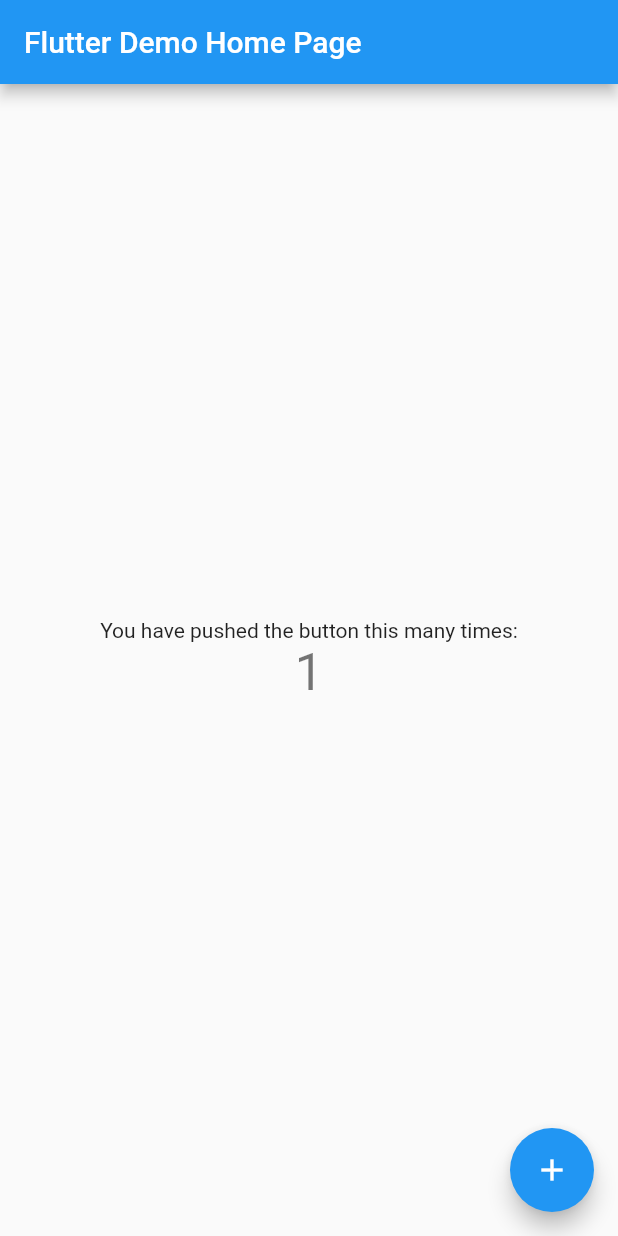
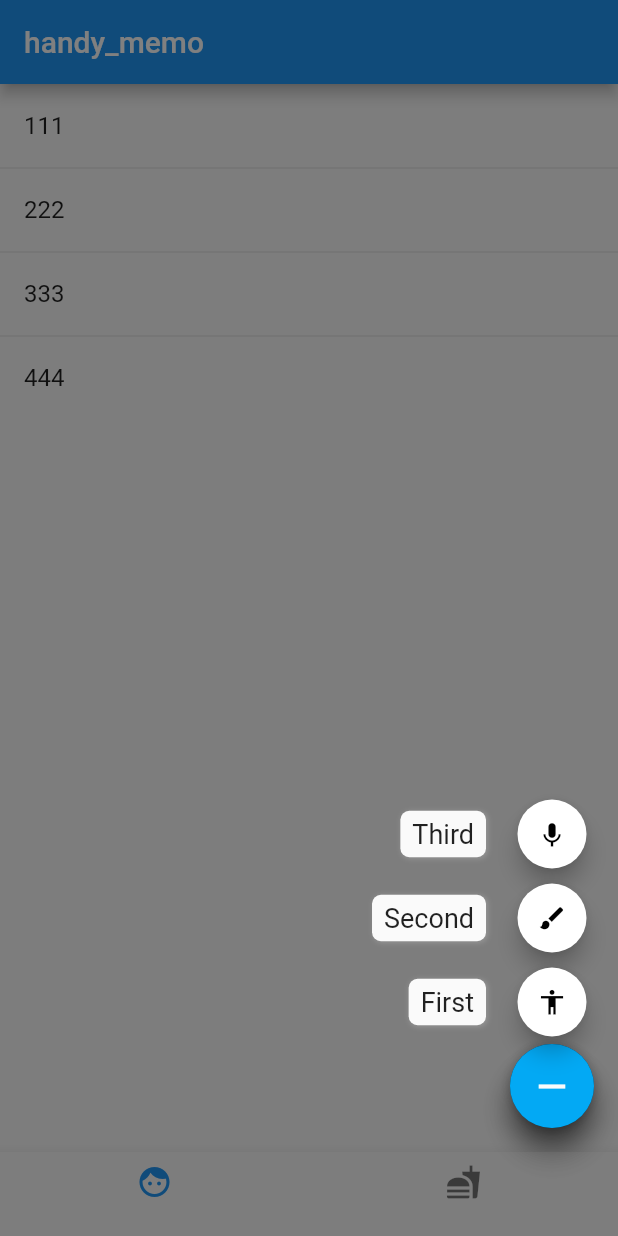
Before and after one commit to sun-be/riders_memo, a Flutter app: the screen it shows after launch, after a tap on the "add" icon, on a phone screen of 412 x 824 dp. Run offline on Flutter 3.47's test engine with Material 2 defaults, Android fonts, the phone set to English and light mode, and no system bars; drawn by our look-alikes of flutter_speed_dial; our stand-ins replace flutter_riverpod, freezed_annotation.

Commit message:
#1 ディレクトリ構成整理,画面実装

```diff
--- /dev/null
+++ b/lib/app.dart
@@ -0,0 +1,33 @@
+import 'package:flutter/material.dart';
+import 'package:flutter_riverpod/flutter_riverpod.dart';
+
+import 'package:riders_memo/view/root_page/root_page.dart';
+
+class App extends StatelessWidget {
+  const App({Key? key}) : super(key: key);
+
+  @override
+  Widget build(BuildContext context) {
+    return ProviderScope(
+      child: MaterialApp(
+        title: 'Flutter Demo',
+        theme: ThemeData(
+          brightness: Brightness.light,
+          primarySwatch: Colors.blue,
+          visualDensity: VisualDensity.adaptivePlatformDensity,
+          pageTransitionsTheme: const PageTransitionsTheme(
+            builders: <TargetPlatform, PageTransitionsBuilder>{
+              TargetPlatform.android: FadeUpwardsPageTransitionsBuilder(),
+              TargetPlatform.iOS: FadeUpwardsPageTransitionsBuilder(),
+            },
+          ),
+        ),
+        darkTheme: ThemeData(brightness: Brightness.dark),
+        initialRoute: '/',
+        routes: <String, WidgetBuilder>{
+          '/': (_) => RootPage(),
+        },
+      ),
+    );
+  }
+}
--- a/lib/main.dart
+++ b/lib/main.dart
@@ -1,115 +1,6 @@
 import 'package:flutter/material.dart';
+import 'package:riders_memo/app.dart';
 
 void main() {
-  runApp(const MyApp());
+  runApp(const App());
 }
-
-class MyApp extends StatelessWidget {
-  const MyApp({Key? key}) : super(key: key);
-
-  // This widget is the root of your application.
-  @override
-  Widget build(BuildContext context) {
-    return MaterialApp(
-      title: 'Flutter Demo',
-      theme: ThemeData(
-        // This is the theme of your application.
-        //
-        // Try running your application with "flutter run". You'll see the
-        // application has a blue toolbar. Then, without quitting the app, try
-        // changing the primarySwatch below to Colors.green and then invoke
-        // "hot reload" (press "r" in the console where you ran "flutter run",
-        // or simply save your changes to "hot reload" in a Flutter IDE).
-        // Notice that the counter didn't reset back to zero; the application
-        // is not restarted.
-        primarySwatch: Colors.blue,
-      ),
-      home: const MyHomePage(title: 'Flutter Demo Home Page'),
-    );
-  }
-}
-
-class MyHomePage extends StatefulWidget {
-  const MyHomePage({Key? key, required this.title}) : super(key: key);
-
-  // This widget is the home page of your application. It is stateful, meaning
-  // that it has a State object (defined below) that contains fields that affect
-  // how it looks.
-
-  // This class is the configuration for the state. It holds the values (in this
-  // case the title) provided by the parent (in this case the App widget) and
-  // used by the build method of the State. Fields in a Widget subclass are
-  // always marked "final".
-
-  final String title;
-
-  @override
-  State<MyHomePage> createState() => _MyHomePageState();
-}
-
-class _MyHomePageState extends State<MyHomePage> {
-  int _counter = 0;
-
-  void _incrementCounter() {
-    setState(() {
-      // This call to setState tells the Flutter framework that something has
-      // changed in this State, which causes it to rerun the build method below
-      // so that the display can reflect the updated values. If we changed
-      // _counter without calling setState(), then the build method would not be
-      // called again, and so nothing would appear to happen.
-      _counter++;
-    });
-  }
-
-  @override
-  Widget build(BuildContext context) {
-    // This method is rerun every time setState is called, for instance as done
-    // by the _incrementCounter method above.
-    //
-    // The Flutter framework has been optimized to make rerunning build methods
-    // fast, so that you can just rebuild anything that needs updating rather
-    // than having to individually change instances of widgets.
-    return Scaffold(
-      appBar: AppBar(
-        // Here we take the value from the MyHomePage object that was created by
-        // the App.build method, and use it to set our appbar title.
-        title: Text(widget.title),
-      ),
-      body: Center(
-        // Center is a layout widget. It takes a single child and positions it
-        // in the middle of the parent.
-        child: Column(
-          // Column is also a layout widget. It takes a list of children and
-          // arranges them vertically. By default, it sizes itself to fit its
-          // children horizontally, and tries to be as tall as its parent.
-          //
-          // Invoke "debug painting" (press "p" in the console, choose the
-          // "Toggle Debug Paint" action from the Flutter Inspector in Android
-          // Studio, or the "Toggle Debug Paint" command in Visual Studio Code)
-          // to see the wireframe for each widget.
-          //
-          // Column has various properties to control how it sizes itself and
-          // how it positions its children. Here we use mainAxisAlignment to
-          // center the children vertically; the main axis here is the vertical
-          // axis because Columns are vertical (the cross axis would be
-          // horizontal).
-          mainAxisAlignment: MainAxisAlignment.center,
-          children: <Widget>[
-            const Text(
-              'You have pushed the button this many times:',
-            ),
-            Text(
-              '$_counter',
-              style: Theme.of(context).textTheme.headline4,
-            ),
-          ],
-        ),
-      ),
-      floatingActionButton: FloatingActionButton(
-        onPressed: _incrementCounter,
-        tooltip: 'Increment',
-        child: const Icon(Icons.add),
-      ), // This trailing comma makes auto-formatting nicer for build methods.
-    );
-  }
-}
--- /dev/null
+++ b/lib/model/main/index/index_state.dart
@@ -0,0 +1,28 @@
+import 'package:flutter/foundation.dart';
+import 'package:freezed_annotation/freezed_annotation.dart';
+// 2→flutter pub run build_runner watch --delete-conflicting-outputs
+// この時点ではまだコードにエラーが出ますが無視して問題ない（コマンドでコード生成）
+
+// foundation パッケージのインポートは必須ではないがdevtool で綺麗に表示される
+
+// ※※※「mainCount」と「subCount」という2つの値を用意している※※※
+// クラスの作成にはfreezedを使用している
+// freezedを使用することで、不変クラスを作成することが可能
+
+// 【必須】生成されるファイル名を指定する（ `生成元ファイル名.freezed.dart` ）
+part 'index_state.freezed.dart';
+
+final List<String> data = [
+  '111',
+  '222',
+  '333',
+  '444',
+];
+
+@freezed
+class IndexState with _$IndexState {
+  const factory IndexState({
+    @Default(0) int mainCount,
+    @Default(0) int subCount,
+  }) = _IndexState;
+}
--- /dev/null
+++ b/lib/model/root_page/root_page_state.dart
@@ -0,0 +1,26 @@
+import 'package:flutter/foundation.dart';
+import 'package:freezed_annotation/freezed_annotation.dart';
+// 2→flutter pub run build_runner watch --delete-conflicting-outputs
+// この時点ではまだコードにエラーが出ますが無視して問題ない（コマンドでコード生成）
+
+// foundation パッケージのインポートは必須ではないがdevtool で綺麗に表示される
+
+// ※※※「mainCount」と「subCount」という2つの値を用意している※※※
+// クラスの作成にはfreezedを使用している
+// freezedを使用することで、不変クラスを作成することが可能
+
+// 【必須】生成されるファイル名を指定する（ `生成元ファイル名.freezed.dart` ）
+part 'root_page_state.freezed.dart';
+
+enum PageType {
+  first,
+  second,
+}
+
+@freezed
+class RootPageState with _$RootPageState {
+  const factory RootPageState({
+    @Default(0) int mainCount,
+    @Default(0) int subCount,
+  }) = _RootPageState;
+}
--- /dev/null
+++ b/lib/view/main/index/index.dart
@@ -0,0 +1,72 @@
+import 'package:flutter/material.dart';
+import 'package:flutter_speed_dial/flutter_speed_dial.dart';
+import 'package:riders_memo/view_model/main/index/index_notifier.dart';
+
+class Index extends StatelessWidget {
+  const Index({Key? key}) : super(key: key);
+
+  // Index({Key? key}) : super(key: key);
+  @override
+  Widget build(BuildContext context) {
+    return Scaffold(
+      body: ListView.separated(
+        separatorBuilder: (context, index) => const Divider(
+          height: 0.0,
+        ),
+        itemCount: indexList.length,
+        itemBuilder: (BuildContext context, int index) {
+          final text = indexList[index];
+          return Dismissible(
+            key: Key(text),
+            background: Container(
+              padding: const EdgeInsets.only(
+                right: 10,
+              ),
+              alignment: AlignmentDirectional.centerEnd,
+              color: Colors.red,
+              child: const Icon(
+                Icons.delete,
+                color: Colors.white,
+              ),
+            ),
+            direction: DismissDirection.endToStart,
+            onDismissed: (direction) {
+              // スワイプ後に実行される（削除処理などを書く）
+              print('onDismissed');
+            },
+            child: ListTile(
+              title: Text(
+                text,
+              ),
+              onLongPress: () {
+                print('longTap');
+              },
+            ),
+          );
+        },
+      ),
+      floatingActionButton: FloatingActionButton(
+        backgroundColor: Colors.blue[200],
+        onPressed: () async {
+          // （省略）タップされた際の処理
+        },
+        child: const Icon(Icons.add),
+      ),
+    );
+  }
+
+  static const List<Widget> listTiles = <Widget>[
+    ListTile(
+      leading: Icon(Icons.map),
+      title: Text('Map'),
+    ),
+    ListTile(
+      leading: Icon(Icons.photo_album),
+      title: Text('Album'),
+    ),
+    ListTile(
+      leading: Icon(Icons.phone),
+      title: Text('Phone'),
+    ),
+  ];
+}
--- /dev/null
+++ b/lib/view/root_page/root_page.dart
@@ -0,0 +1,134 @@
+import 'package:flutter/material.dart';
+import 'package:flutter_riverpod/flutter_riverpod.dart';
+import 'package:flutter_speed_dial/flutter_speed_dial.dart';
+import 'package:riders_memo/view_model/root_page/root_page_notifier.dart';
+import 'package:riders_memo/model/root_page/root_page_state.dart';
+import 'package:riders_memo/view/main/index/index.dart' as main;
+import 'package:riders_memo/view/sub/index/index.dart' as sub;
+
+class RootPage extends StatelessWidget {
+  final List<Widget> _pageList = <Widget>[
+    const main.Index(),
+    const sub.Index(),
+  ];
+
+  RootPage({Key? key}) : super(key: key);
+
+  @override
+  Widget build(BuildContext context) {
+    return Consumer(
+      builder: (context, ref, child) {
+        final pageType = ref.watch(pageTypeProvider.state);
+
+        final tabItems = [
+          const BottomNavigationBarItem(
+            icon: Icon(Icons.face),
+            label: '',
+          ),
+          const BottomNavigationBarItem(
+            icon: Icon(Icons.fastfood),
+            label: '',
+          ),
+        ];
+
+        return Scaffold(
+          appBar: AppBar(
+            title: const Text('handy_memo'),
+          ),
+          floatingActionButton: const FloatingButton(),
+          body: _pageList[pageType.state.index],
+          bottomNavigationBar: BottomNavigationBar(
+            currentIndex: pageType.state.index,
+            onTap: (index) {
+              pageType.state = PageType.values[index];
+            },
+            items: tabItems,
+          ),
+        );
+      },
+    );
+  }
+}
+
+class FloatingButton extends StatelessWidget {
+  const FloatingButton({Key? key}) : super(key: key);
+  @override
+  Widget build(BuildContext context) {
+    return SpeedDial(
+      /// both default to 16
+
+      // marginEnd: 18,
+      // marginBottom: 20,
+
+      // animatedIcon: AnimatedIcons.menu_close,
+      // animatedIconTheme: IconThemeData(size: 22.0),
+      /// This is ignored if animatedIcon is non null
+      icon: Icons.add,
+      activeIcon: Icons.remove,
+      iconTheme: IconThemeData(color: Colors.grey[50], size: 30),
+
+      /// The label of the main button.
+      // label: Text("Open Speed Dial"),
+      /// The active label of the main button, Defaults to label if not specified.
+      // activeLabel: Text("Close Speed Dial"),
+
+      /// Transition Builder between label and activeLabel, defaults to FadeTransition.
+      // labelTransitionBuilder: (widget, animation) => ScaleTransition(scale: animation,child: widget),
+      /// The below button size defaults to 56 itself, its the FAB size  It also affects relative padding and other elements
+
+      // buttonSize: 50,
+      // visible: true,
+
+      /// If true user is forced to close dial manually
+      /// by tapping main button and overlay is not rendered.
+      closeManually: false,
+      curve: Curves.bounceIn,
+      overlayColor: Colors.black,
+      overlayOpacity: 0.5,
+      onOpen: () => print('OPENING DIAL'),
+      onClose: () => print('DIAL CLOSED'),
+      tooltip: 'Speed Dial',
+      heroTag: 'speed-dial-hero-tag',
+      backgroundColor: Colors.white,
+      foregroundColor: Colors.black,
+      elevation: 8.0,
+      shape: const CircleBorder(),
+
+      // orientation: SpeedDialOrientation.Up,
+      // childMarginBottom: 2,
+      // childMarginTop: 2,
+      gradientBoxShape: BoxShape.circle,
+      gradient: const LinearGradient(
+        begin: Alignment.topCenter,
+        end: Alignment.bottomCenter,
+        colors: [Colors.lightBlue, Colors.lightBlue],
+      ),
+      children: [
+        SpeedDialChild(
+          child: const Icon(Icons.accessibility),
+          backgroundColor: Colors.white,
+          label: 'First',
+          labelStyle: const TextStyle(fontSize: 18.0),
+          onTap: () => print('FIRST CHILD'),
+          onLongPress: () => print('FIRST CHILD LONG PRESS'),
+        ),
+        SpeedDialChild(
+          child: const Icon(Icons.brush),
+          backgroundColor: Colors.white,
+          label: 'Second',
+          labelStyle: const TextStyle(fontSize: 18.0),
+          onTap: () => print('SECOND CHILD'),
+          onLongPress: () => print('SECOND CHILD LONG PRESS'),
+        ),
+        SpeedDialChild(
+          child: const Icon(Icons.keyboard_voice),
+          backgroundColor: Colors.white,
+          label: 'Third',
+          labelStyle: const TextStyle(fontSize: 18.0),
+          onTap: () => print('THIRD CHILD'),
+          onLongPress: () => print('THIRD CHILD LONG PRESS'),
+        ),
+      ],
+    );
+  }
+}
--- /dev/null
+++ b/lib/view/sub/index/index.dart
@@ -0,0 +1,16 @@
+import 'package:flutter/material.dart';
+
+class Index extends StatelessWidget {
+  const Index({Key? key}) : super(key: key);
+  @override
+  Widget build(BuildContext context) {
+    return const Scaffold(
+      body: Center(
+        child: Icon(
+          Icons.face,
+          size: 200,
+        ),
+      ),
+    );
+  }
+}
--- /dev/null
+++ b/lib/view_model/main/index/index_notifier.dart
@@ -0,0 +1,47 @@
+import 'package:flutter_riverpod/flutter_riverpod.dart';
+import 'package:riders_memo/model/main/index/index_state.dart'; // model
+
+// 3
+// ※※※「View」と「Model」を紐つける役割を担う※※※
+// 状態管理にはRiverpodを使用している
+// Riverpodを使用することで値をグローバル定数として宣言できるため、
+// どのWidgetからもデータを取得できる
+// 操作内容をStateNotifierにまとめ、StateNotifierProviderで状態を管理する
+final indexList = data;
+
+class IndexNotifier extends StateNotifier<IndexState> {
+  // 初期値の指定
+  IndexNotifier() : super(const IndexState()); // model(HomePageState)
+
+  // メインカウントを+1する
+  void increaseMainCount() async {
+    state = state.copyWith(mainCount: state.mainCount + 1);
+  }
+
+  // サブカウントを+1する
+  void increaseSubCount() async {
+    state = state.copyWith(subCount: state.subCount + 1);
+  }
+
+  // すべてのカウントを0に戻す
+  void resetAllCount() async {
+    state = state.copyWith(
+      mainCount: 0,
+      subCount: 0,
+    );
+  }
+}
+
+// HomePageNotifierの状態を管理する
+// .autoDispose↓
+// 多くの場合、参照されなくなったプロバイダのステート（状態）は破棄することが望ましい
+// 破棄する理由は様々だが、次のようなケースが考えられる
+// 例1：Firebase 使用時に、サービスとの接続を切って不必要な負荷を避けるため
+// 例2：ユーザが別の画面に遷移してまた戻って来る際に、
+// ステートをリセットしてデータ取得をやり直すため
+// 参考：https://riverpod.dev/ja/docs/concepts/modifiers/auto_dispose/
+
+final homePageProvider =
+    StateNotifierProvider.autoDispose<IndexNotifier, IndexState>(
+  (ref) => IndexNotifier(),
+);
--- /dev/null
+++ b/lib/view_model/root_page/root_page_notifier.dart
@@ -0,0 +1,47 @@
+import 'package:flutter_riverpod/flutter_riverpod.dart';
+import 'package:riders_memo/model/root_page/root_page_state.dart'; // model
+
+// 3
+// ※※※「View」と「Model」を紐つける役割を担う※※※
+// 状態管理にはRiverpodを使用している
+// Riverpodを使用することで値をグローバル定数として宣言できるため、
+// どのWidgetからもデータを取得できる
+// 操作内容をStateNotifierにまとめ、StateNotifierProviderで状態を管理する
+final pageTypeProvider = StateProvider<PageType>((ref) => PageType.first);
+
+class RootPageNotifier extends StateNotifier<RootPageState> {
+  // 初期値の指定
+  RootPageNotifier() : super(const RootPageState()); // model(HomePageState)
+
+  // メインカウントを+1する
+  void increaseMainCount() async {
+    state = state.copyWith(mainCount: state.mainCount + 1);
+  }
+
+  // サブカウントを+1する
+  void increaseSubCount() async {
+    state = state.copyWith(subCount: state.subCount + 1);
+  }
+
+  // すべてのカウントを0に戻す
+  void resetAllCount() async {
+    state = state.copyWith(
+      mainCount: 0,
+      subCount: 0,
+    );
+  }
+}
+
+// HomePageNotifierの状態を管理する
+// .autoDispose↓
+// 多くの場合、参照されなくなったプロバイダのステート（状態）は破棄することが望ましい
+// 破棄する理由は様々だが、次のようなケースが考えられる
+// 例1：Firebase 使用時に、サービスとの接続を切って不必要な負荷を避けるため
+// 例2：ユーザが別の画面に遷移してまた戻って来る際に、
+// ステートをリセットしてデータ取得をやり直すため
+// 参考：https://riverpod.dev/ja/docs/concepts/modifiers/auto_dispose/
+
+final homePageProvider =
+    StateNotifierProvider.autoDispose<RootPageNotifier, RootPageState>(
+  (ref) => RootPageNotifier(),
+);
--- a/pubspec.yaml
+++ b/pubspec.yaml
@@ -34,6 +34,10 @@
   # The following adds the Cupertino Icons font to your application.
   # Use with the CupertinoIcons class for iOS style icons.
   cupertino_icons: ^1.0.2
+  flutter_riverpod: ^1.0.4
+  freezed: ^2.1.0+1
+  freezed_annotation: ^2.1.0
+  flutter_speed_dial: ^6.0.0
 
 dev_dependencies:
   flutter_test:
@@ -45,6 +49,7 @@
   # package. See that file for information about deactivating specific lint
   # rules and activating additional ones.
   flutter_lints: ^2.0.0
+  build_runner: ^2.2.0
 
 # For information on the generic Dart part of this file, see the
 # following page: https://dart.dev/tools/pub/pubspec
```
Also changed, not shown: lib/model/main/index/index_state.freezed.dart (added), lib/model/root_page/root_page_state.freezed.dart (added), pubspec.lock, 1 other file.
